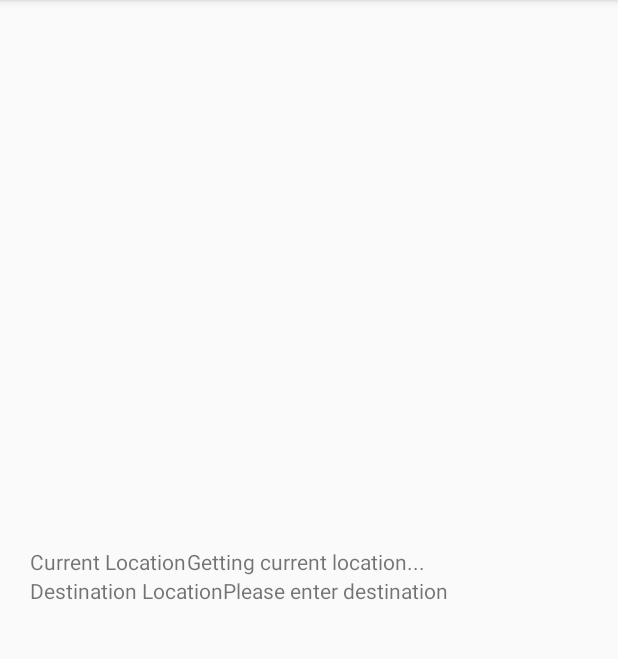
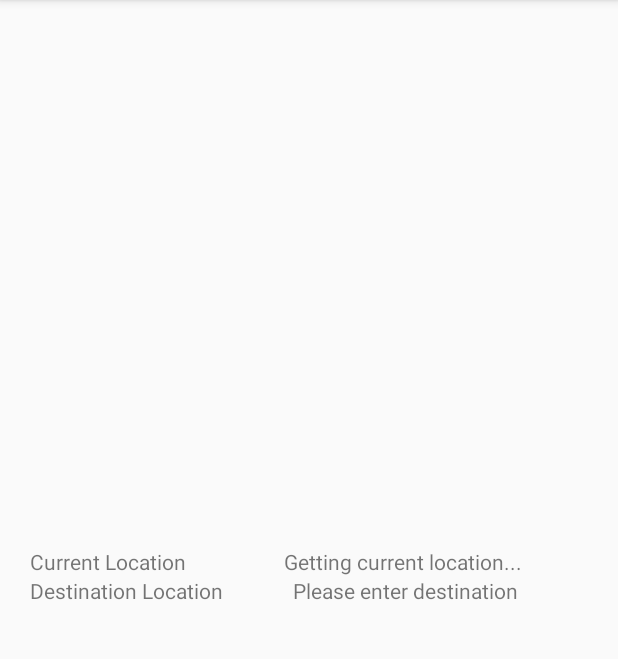
Before and after one commit to borgaveakshay/NavigationNotifier, an Android app: the screen it shows after launch (MainActivity), on a phone screen of 412 x 824 dp, the part 84-743 px from its top. Run offline under Robolectric (Android 15) with nearby library versions, the phone set to English and light mode, and no system bars; our stand-ins replace Dagger/Hilt's generated code, data binding; 1 statement that could not run was skipped.

Commit message:
- layout changes

```diff
--- a/app/src/main/res/layout/activity_main.xml
+++ b/app/src/main/res/layout/activity_main.xml
@@ -36,12 +36,14 @@
                 <TextView
                     android:layout_width="wrap_content"
                     android:layout_height="wrap_content"
+                    android:layout_weight="1.2"
                     android:text="@string/label_current_location" />
 
                 <TextView
                     android:layout_width="wrap_content"
                     android:layout_height="wrap_content"
-                    android:gravity="right"
+                    android:layout_gravity="right"
+                    android:layout_weight="0.8"
                     android:text="@={locationModel.currentLocation}" />
 
             </LinearLayout>
@@ -56,12 +58,14 @@
                 <TextView
                     android:layout_width="wrap_content"
                     android:layout_height="wrap_content"
+                    android:layout_weight="1"
                     android:text="@string/label_destination_location" />
 
                 <TextView
                     android:layout_width="wrap_content"
                     android:layout_height="wrap_content"
-                    android:gravity="right"
+                    android:layout_gravity="right"
+                    android:layout_weight="1"
                     android:text="@={locationModel.destinationLocation}" />
 
             </LinearLayout>
```
